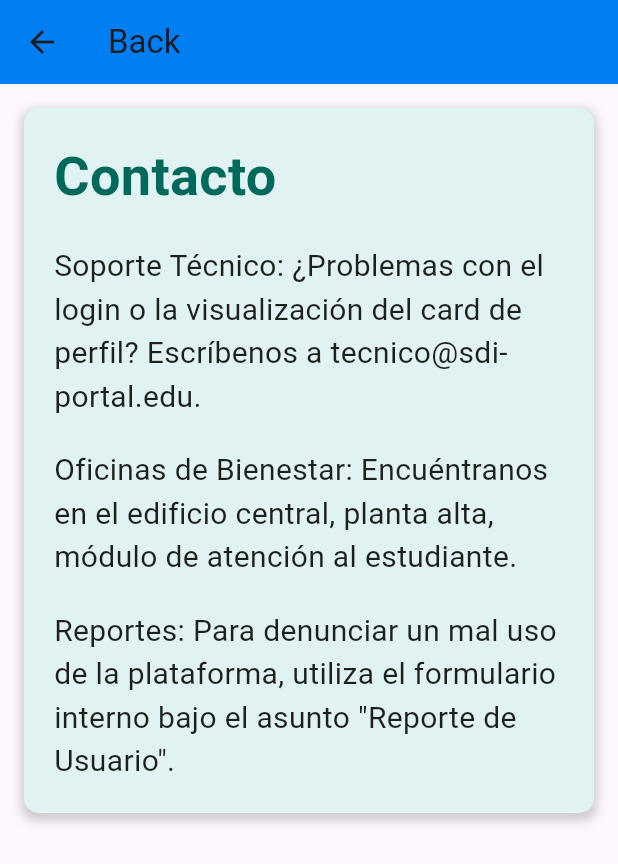
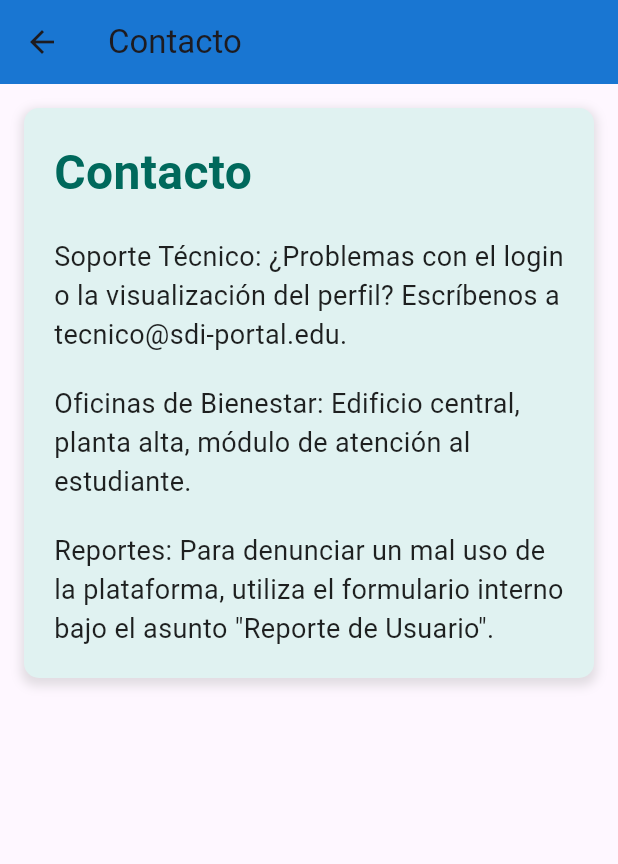
Before and after one commit to Sam180107/proyecto.sistemas, a Flutter app: the ContactoPage screen opened directly, on a phone screen of 412 x 824 dp. Shown: the top 864 px of the screen. Run offline on Flutter 3.47's test engine with Material 3 defaults, Android fonts, the phone set to English and light mode, and no system bars; our stand-ins replace cloud_firestore, firebase_auth, firebase_core, flutter_bloc, google_fonts; accounts and stored records are empty.

Commit message:
Implementación de la vista principal del marketplace y página de contacto

```diff
--- a/lib/presentacion/contacto_page.dart
+++ b/lib/presentacion/contacto_page.dart
@@ -1,29 +1,28 @@
 import 'package:flutter/material.dart';
 
 class ContactoPage extends StatelessWidget {
+  const ContactoPage({super.key});
+
   @override
   Widget build(BuildContext context) {
     return Scaffold(
       appBar: AppBar(
-        title: Text('Back'),
-        backgroundColor: const Color.fromARGB(255, 2, 126, 243),
+        title: const Text('Contacto'),
+        backgroundColor: const Color(0xFF1976D2),
       ),
       body: SingleChildScrollView(
         child: Padding(
           padding: const EdgeInsets.all(16.0),
-          child: Column(
-            crossAxisAlignment: CrossAxisAlignment.start,
-            children: [
-              Container(
+          child: Container(
             decoration: BoxDecoration(
               color: Colors.teal.shade50,
               borderRadius: BorderRadius.circular(10),
               boxShadow: [
                 BoxShadow(
-                      color: Colors.grey.withOpacity(0.5),
+                  color: Colors.grey.withOpacity(0.3),
                   spreadRadius: 2,
                   blurRadius: 5,
-                      offset: Offset(0, 3),
+                  offset: const Offset(0, 3),
                 ),
               ],
             ),
@@ -34,30 +33,28 @@ class ContactoPage extends StatelessWidget {
                 Text(
                   'Contacto',
                   style: TextStyle(
-                        fontSize: 36,
+                    fontSize: 32,
                     fontWeight: FontWeight.bold,
                     color: Colors.teal.shade800,
                   ),
                 ),
-                    SizedBox(height: 20),
-                    Text(
-                      'Soporte Técnico: ¿Problemas con el login o la visualización del card de perfil? Escríbenos a tecnico@sdi-portal.edu.',
-                      style: TextStyle(fontSize: 20, color: Colors.black87),
+                const SizedBox(height: 20),
+                const Text(
+                  'Soporte Técnico: ¿Problemas con el login o la visualización del perfil? Escríbenos a tecnico@sdi-portal.edu.',
+                  style: TextStyle(fontSize: 18, color: Colors.black87),
                 ),
-                    SizedBox(height: 20),
-                    Text(
-                      'Oficinas de Bienestar: Encuéntranos en el edificio central, planta alta, módulo de atención al estudiante.',
-                      style: TextStyle(fontSize: 20, color: Colors.black87),
+                const SizedBox(height: 20),
+                const Text(
+                  'Oficinas de Bienestar: Edificio central, planta alta, módulo de atención al estudiante.',
+                  style: TextStyle(fontSize: 18, color: Colors.black87),
                 ),
-                    SizedBox(height: 20),
-                    Text(
+                const SizedBox(height: 20),
+                const Text(
                   'Reportes: Para denunciar un mal uso de la plataforma, utiliza el formulario interno bajo el asunto "Reporte de Usuario".',
-                      style: TextStyle(fontSize: 20, color: Colors.black87),
+                  style: TextStyle(fontSize: 18, color: Colors.black87),
                 ),
               ],
             ),
-              ),
-            ],
           ),
         ),
       ),
--- a/lib/presentacion/home_page.dart
+++ b/lib/presentacion/home_page.dart
@@ -1,12 +1,12 @@
 import 'package:flutter/material.dart';
-import 'package:firebase_auth/firebase_auth.dart';
+import 'package:flutter_bloc/flutter_bloc.dart';
+import '../logic/auth_cubit.dart';
 
 class HomePage extends StatelessWidget {
   const HomePage({super.key});
 
   @override
   Widget build(BuildContext context) {
-    // Lista de libros "ficticia" para que tus amigos vean cómo se vería
     final List<Map<String, String>> libros = [
       {'titulo': 'Cálculo de Stewart', 'precio': '20\$', 'estado': 'Nuevo'},
       {'titulo': 'Física Universitaria', 'precio': '15\$', 'estado': 'Usado'},
@@ -17,15 +17,18 @@ class HomePage extends StatelessWidget {
     return Scaffold(
       backgroundColor: const Color(0xFFF2F4F7),
       appBar: AppBar(
-        title: const Text('Marketplace Unimet', style: TextStyle(fontWeight: FontWeight.bold)),
+        title: const Text(
+          'Marketplace Unimet',
+          style: TextStyle(fontWeight: FontWeight.bold),
+        ),
         backgroundColor: const Color(0xFF1976D2),
         elevation: 0,
         actions: [
           IconButton(
             icon: const Icon(Icons.logout),
-            onPressed: () async {
-              await FirebaseAuth.instance.signOut();
-              Navigator.pushReplacementNamed(context, '/');
+            onPressed: () {
+              // 🔥 Logout correcto vía Cubit
+              context.read<AuthCubit>().logout();
             },
           )
         ],
@@ -35,13 +38,19 @@ class HomePage extends StatelessWidget {
         children: [
           const Padding(
             padding: EdgeInsets.all(20.0),
-            child: Text('Libros Disponibles', style: TextStyle(fontSize: 24, fontWeight: FontWeight.bold)),
+            child: Text(
+              'Libros Disponibles',
+              style: TextStyle(
+                fontSize: 24,
+                fontWeight: FontWeight.bold,
+              ),
+            ),
           ),
           Expanded(
             child: GridView.builder(
               padding: const EdgeInsets.symmetric(horizontal: 20),
               gridDelegate: const SliverGridDelegateWithFixedCrossAxisCount(
-                crossAxisCount: 2, // Dos columnas de libros
+                crossAxisCount: 2,
                 crossAxisSpacing: 15,
                 mainAxisSpacing: 15,
                 childAspectRatio: 0.8,
@@ -56,11 +65,32 @@ class HomePage extends StatelessWidget {
                   child: Column(
                     mainAxisAlignment: MainAxisAlignment.center,
                     children: [
-                      const Icon(Icons.book, size: 50, color: Color(0xFF1976D2)),
+                      const Icon(
+                        Icons.book,
+                        size: 50,
+                        color: Color(0xFF1976D2),
+                      ),
                       const SizedBox(height: 10),
-                      Text(libros[index]['titulo']!, style: const TextStyle(fontWeight: FontWeight.bold)),
-                      Text(libros[index]['precio']!, style: const TextStyle(color: Colors.green, fontWeight: FontWeight.bold)),
-                      Text(libros[index]['estado']!, style: const TextStyle(color: Colors.grey, fontSize: 12)),
+                      Text(
+                        libros[index]['titulo']!,
+                        style: const TextStyle(
+                          fontWeight: FontWeight.bold,
+                        ),
+                      ),
+                      Text(
+                        libros[index]['precio']!,
+                        style: const TextStyle(
+                          color: Colors.green,
+                          fontWeight: FontWeight.bold,
+                        ),
+                      ),
+                      Text(
+                        libros[index]['estado']!,
+                        style: const TextStyle(
+                          color: Colors.grey,
+                          fontSize: 12,
+                        ),
+                      ),
                     ],
                   ),
                 );
@@ -71,7 +101,7 @@ class HomePage extends StatelessWidget {
       ),
       floatingActionButton: FloatingActionButton(
         onPressed: () {
-          // Aquí tus amigos programarán el formulario para subir libros
+          // Próximo hito
         },
         backgroundColor: const Color(0xFF1976D2),
         child: const Icon(Icons.add),
```
Lines whose indentation alone changed are shown as unchanged.
